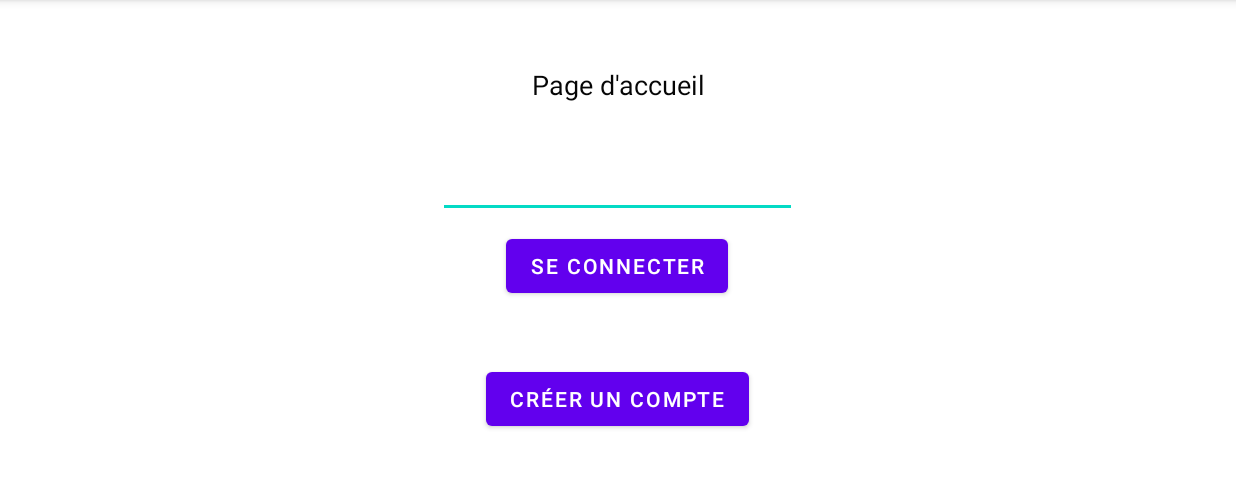
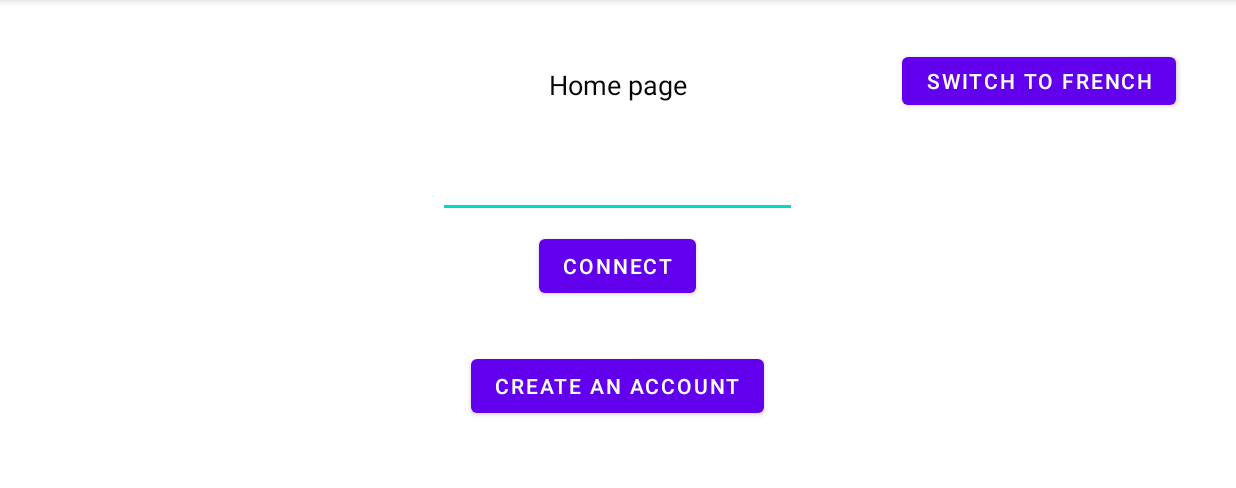
Before and after one commit to Aladji16/TP2INF8405, an Android app: the screen it shows after launch (UserFirstPageActivity), on a phone screen of 824 x 412 dp (held sideways), the part 84-572 px from its top. Run offline under Robolectric (Android 15) with nearby library versions, the phone set to English and light mode, and no system bars; our stand-ins replace Firebase (no records; nobody signed in at launch, a user with empty details on screens opened directly).

Commit message:
Language change

```diff
--- a/app/src/main/java/com/example/tp2inf8405/UserFirstPageActivity.java
+++ b/app/src/main/java/com/example/tp2inf8405/UserFirstPageActivity.java
@@ -2,7 +2,10 @@ package com.example.tp2inf8405;
 
 import android.content.Intent;
 import android.content.pm.ActivityInfo;
+import android.content.res.Configuration;
+import android.content.res.Resources;
 import android.os.Bundle;
+import android.util.DisplayMetrics;
 import android.util.Log;
 import android.view.View;
 import android.widget.Button;
@@ -19,6 +22,7 @@ import com.google.firebase.database.DatabaseReference;
 import com.google.firebase.database.FirebaseDatabase;
 
 import java.util.ArrayList;
+import java.util.Locale;
 
 public class UserFirstPageActivity extends AppCompatActivity {
     public static ArrayList<String> namesInDB = new ArrayList<String>();
@@ -29,6 +33,8 @@ public class UserFirstPageActivity extends AppCompatActivity {
         super.onCreate(savedInstanceState);
         setContentView(R.layout.activity_user_first_page);
         setRequestedOrientation(ActivityInfo.SCREEN_ORIENTATION_LANDSCAPE);
+        setLanguageListener();
+
 
         // If user comes back from creating an account
         String newAccountUsername = getIntent().getStringExtra("newAccountUsername");
@@ -90,4 +96,25 @@ public class UserFirstPageActivity extends AppCompatActivity {
     }
 
 
+    private void setLanguageListener() {
+        Button language = findViewById(R.id.Language);
+        language.setOnClickListener(new View.OnClickListener() {
+            @Override
+            public void onClick(View view) {
+                Resources res = getResources();
+                Configuration con = res.getConfiguration();
+                DisplayMetrics dm = res.getDisplayMetrics();
+                Locale en = new Locale("en");
+                if (con.locale == en) {
+                    con.locale = new Locale("fr-rCA");
+                } else {
+                    con.locale = en;
+                }
+                res.updateConfiguration(con, dm);
+                recreate();
+            }
+        });
     }
+
+
+    }
--- a/app/src/main/java/com/example/tp2inf8405/UserProfileActivity.java
+++ b/app/src/main/java/com/example/tp2inf8405/UserProfileActivity.java
@@ -6,6 +6,7 @@ import androidx.core.app.ActivityCompat;
 import androidx.core.content.ContextCompat;
 
 import android.Manifest;
+import android.app.ActionBar;
 import android.content.ActivityNotFoundException;
 import android.content.Intent;
 import android.content.pm.ActivityInfo;
@@ -86,6 +87,9 @@ public class UserProfileActivity extends AppCompatActivity {
             }
         });
 
+
+        ActionBar actionBar = getActionBar();
+
     }
 
 
--- a/app/src/main/res/layout/activity_user_first_page.xml
+++ b/app/src/main/res/layout/activity_user_first_page.xml
@@ -15,7 +15,7 @@
         android:layout_marginEnd="148dp"
         android:layout_marginRight="148dp"
         android:gravity="center|center_horizontal"
-        android:text="Page d'accueil"
+        android:text="@string/homePage"
         android:textColor="#050505"
         android:textSize="18sp"
         app:layout_constraintEnd_toEndOf="parent"
@@ -48,7 +48,7 @@
         android:layout_marginTop="8dp"
         android:layout_marginEnd="119dp"
         android:layout_marginRight="119dp"
-        android:text="Se connecter"
+        android:text="@string/connect"
         app:layout_constraintEnd_toEndOf="parent"
         app:layout_constraintStart_toStartOf="parent"
         app:layout_constraintTop_toBottomOf="@+id/username_input" />
@@ -62,11 +62,23 @@
         android:layout_marginTop="32dp"
         android:layout_marginEnd="119dp"
         android:layout_marginRight="119dp"
-        android:text="Créer un compte"
+        android:text="@string/createAccount"
         app:layout_constraintBottom_toBottomOf="parent"
         app:layout_constraintEnd_toEndOf="parent"
+        app:layout_constraintHorizontal_bias="0.5"
         app:layout_constraintStart_toStartOf="parent"
         app:layout_constraintTop_toBottomOf="@+id/loginButton"
-        app:layout_constraintVertical_bias="0.115" />
+        app:layout_constraintVertical_bias="0.002" />
+
+    <Button
+        android:id="@+id/Language"
+        android:layout_width="wrap_content"
+        android:layout_height="44dp"
+        android:layout_marginTop="32dp"
+        android:layout_marginEnd="40dp"
+        android:layout_marginRight="40dp"
+        android:text="@string/LanguageSelect"
+        app:layout_constraintEnd_toEndOf="parent"
+        app:layout_constraintTop_toTopOf="parent" />
 
 </androidx.constraintlayout.widget.ConstraintLayout>
--- a/app/src/main/res/values/strings.xml
+++ b/app/src/main/res/values/strings.xml
@@ -27,5 +27,9 @@
     <string name="UplinkVal" translatable="true">Upload: </string>
     <string name="DownlinkVal" translatable="true">Download: </string>
     <string name="title_activity_main_view" translatable="true">MainView</string>
-    <string name="LanguageSelect" translatable="true">FR</string>
+    <string name="LanguageSelect" translatable="true">Switch to French</string>
+    <string name="Parameters" translatable="true">Parameters</string>
+    <string name="homePage" translatable="true">Home page</string>
+    <string name="connect" translatable="true">Connect</string>
+    <string name="createAccount" translatable="true">Create an account</string>
 </resources>
```
Also changed, not shown: app/src/main/java/com/example/tp2inf8405/MapsActivity.java (+10 -1 lines), app/src/main/res/layout/activity_maps.xml (deleted, +0 -10 lines), app/src/main/res/layout/test.xml (+3 -12 lines), 1 other file.
